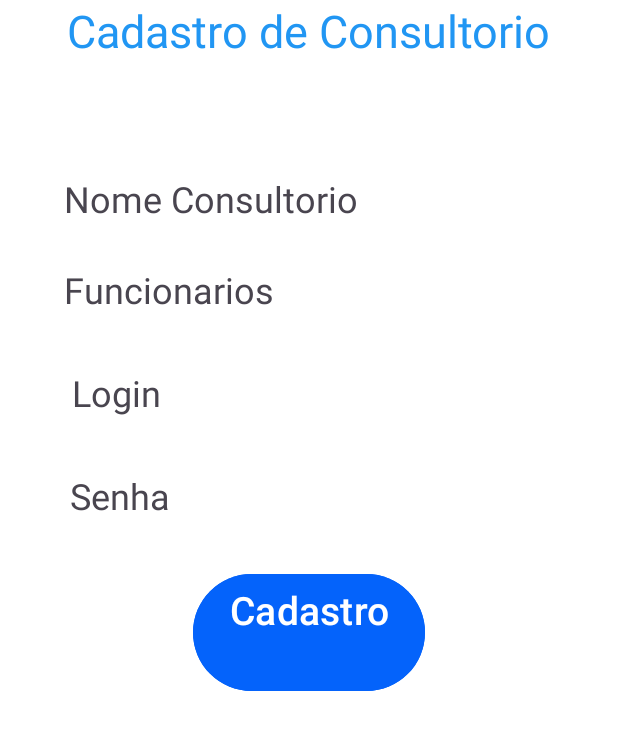
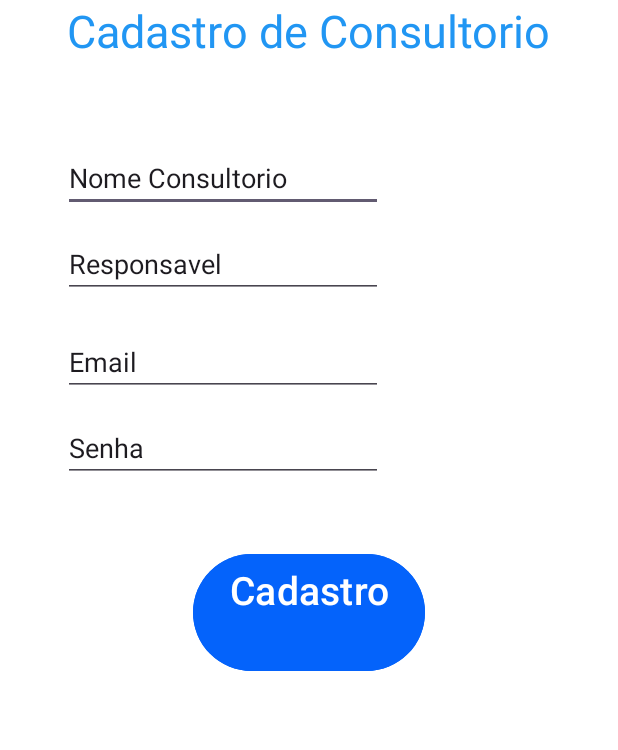
Before and after one commit to renan-b-eth/projetoOdontoMobile, an Android app: the CadastroConsultorio screen opened directly, with no data from a screen before it, on a phone screen of 412 x 824 dp, the part 351-1101 px from its top. Run offline under Robolectric (Android 15) with nearby library versions, the phone set to English and light mode, and no system bars.

Commit message:
cadastro feito

```diff
--- a/Projeto/app/src/main/java/com/example/projetoodonto/CadastroConsultorio.kt
+++ b/Projeto/app/src/main/java/com/example/projetoodonto/CadastroConsultorio.kt
@@ -1,10 +1,21 @@
 package com.example.projetoodonto
 
+import android.content.Intent
 import android.os.Bundle
+import android.util.Log
+import android.widget.Button
+import android.widget.EditText
+import android.widget.Toast
 import androidx.activity.enableEdgeToEdge
+import androidx.appcompat.app.AlertDialog
 import androidx.appcompat.app.AppCompatActivity
 import androidx.core.view.ViewCompat
 import androidx.core.view.WindowInsetsCompat
+import kotlinx.coroutines.Dispatchers
+import kotlinx.coroutines.GlobalScope
+import kotlinx.coroutines.delay
+import kotlinx.coroutines.launch
+import kotlinx.coroutines.withContext
 
 class CadastroConsultorio : AppCompatActivity() {
     override fun onCreate(savedInstanceState: Bundle?) {
@@ -15,6 +26,35 @@ class CadastroConsultorio : AppCompatActivity() {
             val systemBars = insets.getInsets(WindowInsetsCompat.Type.systemBars())
             v.setPadding(systemBars.left, systemBars.top, systemBars.right, systemBars.bottom)
             insets
+
+
         }
-    }
+
+        var nomeConsultorio = findViewById<EditText>(R.id.edtNomeConsultorio)
+        var nomeResponsavel = findViewById<EditText>(R.id.edtResponsavel)
+        var email = findViewById<EditText>(R.id.edtEmail2)
+        var senha = findViewById<EditText>(R.id.edtSenha3)
+
+        var btnCadatro = findViewById<Button>(R.id.btnCadastro2)
+        val intent = Intent(this, Tela2::class.java)
+
+        btnCadatro.setOnClickListener {
+            Toast.makeText(this, "Cadastro feito com sucesso", Toast.LENGTH_SHORT).show()
+
+                AlertDialog.Builder(this)
+                    .setTitle("SEGUE OS DADOS")
+                    .setMessage("SEGUE OS DADOS Nome consultorio: ${nomeConsultorio.text.toString()} \\n Nome Responsavel: ${nomeResponsavel.text.toString()} \\n Email: ${email.text.toString()}")
+                    .setPositiveButton("OK") { _, _ ->
+                    }
+                    .setNegativeButton("Cancelar", null)
+                    .show()
+                GlobalScope.launch {
+                    delay(6000)
+                    withContext(Dispatchers.Main) {
+                        startActivity(intent)
+                    }
+                }
+
+            }
+        }
 }
--- a/Projeto/app/src/main/java/com/example/projetoodonto/Tela2.kt
+++ b/Projeto/app/src/main/java/com/example/projetoodonto/Tela2.kt
@@ -59,6 +59,16 @@ class Tela2 : AppCompatActivity(){
                 }
             }
 
+            val btnCadastro = findViewById<Button>(R.id.btnCadastro)
+            btnCadastro.setOnClickListener {
+                try {
+                    val intent = Intent(this, CadastroConsultorio::class.java)
+                    startActivity(intent)
+                } catch (e: Exception) {
+                    Log.e("MainActivity", "Erro ao iniciar a atividade: ${e.message}")
+                }
+            }
+
         }
     }
 }
--- a/Projeto/app/src/main/res/layout/activity_cadastro_consultorio.xml
+++ b/Projeto/app/src/main/res/layout/activity_cadastro_consultorio.xml
@@ -28,64 +28,68 @@
         app:layout_constraintStart_toStartOf="parent"
         app:layout_constraintTop_toBottomOf="@+id/imageView4" />
 
-    <TextView
-        android:id="@+id/textView11"
+    <Button
+        android:id="@+id/btnCadastro2"
         android:layout_width="wrap_content"
         android:layout_height="wrap_content"
-        android:layout_marginTop="40dp"
-        android:text="@string/Con"
-        android:textSize="24sp"
-        app:layout_constraintEnd_toEndOf="parent"
-        app:layout_constraintHorizontal_bias="0.198"
-        app:layout_constraintStart_toStartOf="parent"
-        app:layout_constraintTop_toBottomOf="@+id/textView9" />
-
-    <TextView
-        android:id="@+id/textView12"
-        android:layout_width="wrap_content"
-        android:layout_height="wrap_content"
-        android:layout_marginTop="28dp"
-        android:text="@string/Func2"
-        android:textSize="24sp"
-        app:layout_constraintEnd_toEndOf="parent"
-        app:layout_constraintHorizontal_bias="0.157"
-        app:layout_constraintStart_toStartOf="parent"
-        app:layout_constraintTop_toBottomOf="@+id/textView11" />
-
-    <TextView
-        android:id="@+id/textView14"
-        android:layout_width="wrap_content"
-        android:layout_height="wrap_content"
-        android:layout_marginTop="36dp"
-        android:text="@string/Log"
-        android:textSize="24sp"
-        app:layout_constraintEnd_toEndOf="parent"
-        app:layout_constraintHorizontal_bias="0.136"
-        app:layout_constraintStart_toStartOf="parent"
-        app:layout_constraintTop_toBottomOf="@+id/textView12" />
-
-    <TextView
-        android:id="@+id/textView16"
-        android:layout_width="wrap_content"
-        android:layout_height="wrap_content"
-        android:layout_marginTop="36dp"
-        android:text="@string/Senha3"
-        android:textSize="24sp"
-        app:layout_constraintEnd_toEndOf="parent"
-        app:layout_constraintHorizontal_bias="0.136"
-        app:layout_constraintStart_toStartOf="parent"
-        app:layout_constraintTop_toBottomOf="@+id/textView14" />
-
-    <Button
-        android:id="@+id/button4"
-        android:layout_width="wrap_content"
-        android:layout_height="wrap_content"
-        android:layout_marginTop="32dp"
+        android:layout_marginTop="44dp"
         android:backgroundTint="#0463FB"
         android:gravity="center"
         android:text="@string/Cadastro2"
         android:textSize="26sp"
         app:layout_constraintEnd_toEndOf="parent"
         app:layout_constraintStart_toStartOf="parent"
-        app:layout_constraintTop_toBottomOf="@+id/textView16" />
+        app:layout_constraintTop_toBottomOf="@+id/edtSenha3" />
+
+    <EditText
+        android:id="@+id/edtNomeConsultorio"
+        android:layout_width="wrap_content"
+        android:layout_height="wrap_content"
+        android:layout_marginTop="20dp"
+        android:ems="10"
+        android:inputType="text"
+        android:text="Nome Consultorio"
+        app:layout_constraintEnd_toEndOf="parent"
+        app:layout_constraintHorizontal_bias="0.213"
+        app:layout_constraintStart_toStartOf="parent"
+        app:layout_constraintTop_toBottomOf="@+id/textView9" />
+
+    <EditText
+        android:id="@+id/edtResponsavel"
+        android:layout_width="wrap_content"
+        android:layout_height="wrap_content"
+        android:layout_marginTop="12dp"
+        android:ems="10"
+        android:inputType="text"
+        android:text="Responsavel"
+        app:layout_constraintEnd_toEndOf="parent"
+        app:layout_constraintHorizontal_bias="0.213"
+        app:layout_constraintStart_toStartOf="parent"
+        app:layout_constraintTop_toBottomOf="@+id/edtNomeConsultorio" />
+
+    <EditText
+        android:id="@+id/edtEmail2"
+        android:layout_width="wrap_content"
+        android:layout_height="wrap_content"
+        android:layout_marginTop="20dp"
+        android:ems="10"
+        android:inputType="text"
+        android:text="Email"
+        app:layout_constraintEnd_toEndOf="parent"
+        app:layout_constraintHorizontal_bias="0.213"
+        app:layout_constraintStart_toStartOf="parent"
+        app:layout_constraintTop_toBottomOf="@+id/edtResponsavel" />
+
+    <EditText
+        android:id="@+id/edtSenha3"
+        android:layout_width="wrap_content"
+        android:layout_height="wrap_content"
+        android:layout_marginTop="12dp"
+        android:ems="10"
+        android:inputType="text"
+        android:text="Senha"
+        app:layout_constraintEnd_toEndOf="parent"
+        app:layout_constraintHorizontal_bias="0.213"
+        app:layout_constraintStart_toStartOf="parent"
+        app:layout_constraintTop_toBottomOf="@+id/edtEmail2" />
 </androidx.constraintlayout.widget.ConstraintLayout>
```
